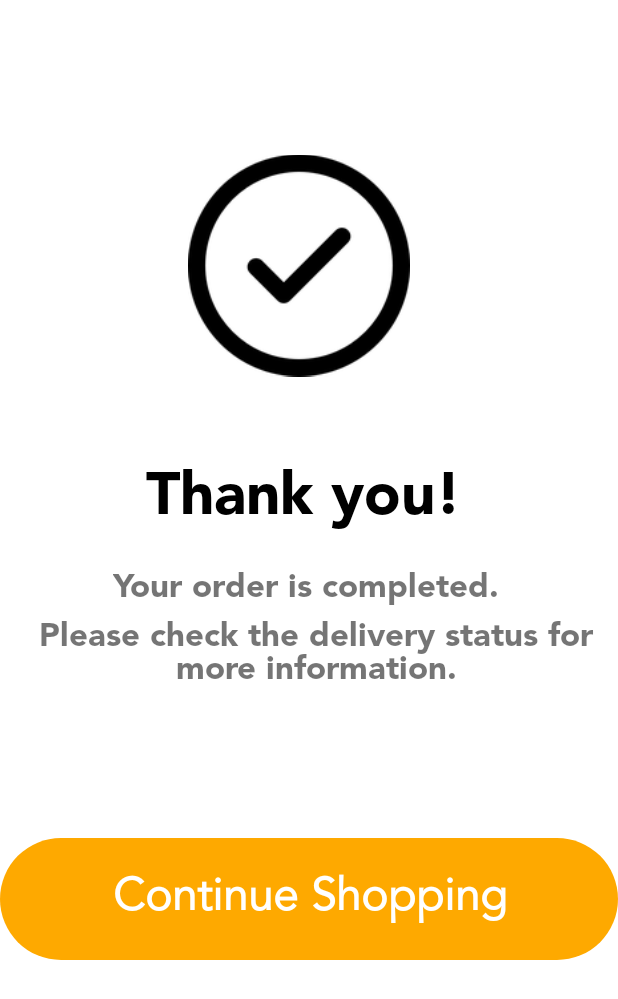
After one commit to sliceoflif3/MobileShoppingApp, an Android app: the ChkOutActivity screen opened directly, with no data from a screen before it, on a phone screen of 412 x 824 dp. The commit adds this screen. Shown: the top 999 px of the screen. Run offline under Robolectric (Android 15) with nearby library versions, the phone set to English and light mode, and no system bars.

Commit message:
Cứu file xml của ChkOutActivity

```diff
--- a/amogus/app/src/main/AndroidManifest.xml
+++ b/amogus/app/src/main/AndroidManifest.xml
@@ -3,9 +3,9 @@
     xmlns:tools="http://schemas.android.com/tools"
     package="com.example.amogus">
 
-    <uses-permission android:name="android.permission.ACCESS_FINE_LOCATION"/>
-    <uses-permission android:name="android.permission.ACCESS_COARSE_LOCATION"/>
-    <uses-permission android:name="android.permission.INTERNET"/>
+    <uses-permission android:name="android.permission.ACCESS_FINE_LOCATION" />
+    <uses-permission android:name="android.permission.ACCESS_COARSE_LOCATION" />
+    <uses-permission android:name="android.permission.INTERNET" />
 
     <application
         android:allowBackup="true"
@@ -18,8 +18,13 @@
         android:theme="@style/Theme.Amogus"
         tools:targetApi="31">
 
-        <meta-data android:name="com.google.android.geo.API_KEY"
-            android:value="@string/map_key"/>
+        <meta-data
+            android:name="com.google.android.geo.API_KEY"
+            android:value="@string/map_key" />
+
+        <activity
+            android:name=".Activity.ChkOutActivity"
+            android:exported="false" />
 
         <activity
             android:name=".Activity.MapActivity"
--- a/amogus/app/src/main/java/com/example/amogus/Activity/CartActivity.java
+++ b/amogus/app/src/main/java/com/example/amogus/Activity/CartActivity.java
@@ -1,6 +1,7 @@
 package com.example.amogus.Activity;
 
 import androidx.appcompat.app.AppCompatActivity;
+import androidx.constraintlayout.widget.ConstraintLayout;
 import androidx.recyclerview.widget.LinearLayoutManager;
 import androidx.recyclerview.widget.RecyclerView;
 
@@ -40,11 +41,20 @@ public class CartActivity extends AppCompatActivity {
     private void bottomNavigation() {
         LinearLayout homeBtn = findViewById(R.id.homeBtn);
         LinearLayout cartBtn = findViewById(R.id.cartBtn);
+        LinearLayout mapBtn = findViewById(R.id.mapBtn);
+        ConstraintLayout chkOutBtn = findViewById(R.id.chkOutBtn);
 
         homeBtn.setOnClickListener(new View.OnClickListener() {
             @Override
             public void onClick(View v) {
-                startActivity(new Intent(CartActivity.this,MainActivity.class));
+                startActivity(new Intent(CartActivity.this, MainActivity.class));
+            }
+        });
+
+        mapBtn.setOnClickListener(new View.OnClickListener() {
+            @Override
+            public void onClick(View v) {
+                startActivity(new Intent(CartActivity.this, MapActivity.class));
             }
         });
 
@@ -52,6 +62,13 @@ public class CartActivity extends AppCompatActivity {
             @Override
             public void onClick(View v) {
                 startActivity(new Intent(CartActivity.this, CartActivity.class));
+            }
+        });
+
+        chkOutBtn.setOnClickListener(new View.OnClickListener() {
+            @Override
+            public void onClick(View v) {
+                startActivity(new Intent(CartActivity.this, ChkOutActivity.class));
             }
         });
     }
--- /dev/null
+++ b/amogus/app/src/main/java/com/example/amogus/Activity/ChkOutActivity.java
@@ -0,0 +1,16 @@
+package com.example.amogus.Activity;
+
+import androidx.appcompat.app.AppCompatActivity;
+
+import android.os.Bundle;
+
+import com.example.amogus.R;
+
+public class ChkOutActivity extends AppCompatActivity {
+
+    @Override
+    protected void onCreate(Bundle savedInstanceState) {
+        super.onCreate(savedInstanceState);
+        setContentView(R.layout.activity_chk_out);
+    }
+}
--- a/amogus/app/src/main/java/com/example/amogus/Activity/MapActivity.java
+++ b/amogus/app/src/main/java/com/example/amogus/Activity/MapActivity.java
@@ -62,7 +62,7 @@ public class MapActivity extends FragmentActivity implements OnMapReadyCallback
         LatLng TheGioiDiDongShowRoom3 = new LatLng(10.75983938492402, 106.66925599094226);
         map.addMarker(new MarkerOptions().position(TheGioiDiDongShowRoom3).title("THEGIOIDIDONG"));
 
-        float zoom = 9;
+        float zoom = 10;
         map.moveCamera(CameraUpdateFactory.newLatLngZoom(GearVNShowRoom1, zoom));
     }
 }
--- a/amogus/app/src/main/res/layout/activity_cart.xml
+++ b/amogus/app/src/main/res/layout/activity_cart.xml
@@ -185,13 +185,13 @@
             </LinearLayout>
 
             <androidx.constraintlayout.widget.ConstraintLayout
+                android:id="@+id/chkOutBtn"
                 android:layout_width="match_parent"
                 android:layout_height="50dp"
                 android:layout_margin="16dp"
                 android:background="@drawable/white_button">
 
                 <TextView
-                    android:id="@+id/textView16"
                     android:layout_width="wrap_content"
                     android:layout_height="wrap_content"
                     android:fontFamily="@font/avenir_black"
--- /dev/null
+++ b/amogus/app/src/main/res/layout/activity_chk_out.xml
@@ -0,0 +1,84 @@
+<?xml version="1.0" encoding="utf-8"?>
+<androidx.constraintlayout.widget.ConstraintLayout xmlns:android="http://schemas.android.com/apk/res/android"
+    xmlns:app="http://schemas.android.com/apk/res-auto"
+    xmlns:tools="http://schemas.android.com/tools"
+    android:layout_width="match_parent"
+    android:layout_height="match_parent"
+    tools:context=".Activity.ChkOutActivity">
+
+    <ScrollView
+        android:layout_width="match_parent"
+        android:layout_height="match_parent">
+
+        <LinearLayout
+            android:layout_width="match_parent"
+            android:layout_height="wrap_content"
+            android:orientation="vertical" >
+
+            <ImageView
+                android:id="@+id/imageView"
+                android:layout_width="148dp"
+                android:layout_height="154dp"
+                android:layout_marginStart="125dp"
+                android:layout_marginTop="100dp"
+                app:srcCompat="@drawable/check_mark" />
+
+            <TextView
+                android:id="@+id/textView6"
+                android:layout_width="wrap_content"
+                android:layout_height="57dp"
+                android:layout_marginLeft="85dp"
+                android:layout_marginTop="50dp"
+                android:fontFamily="@font/avenir_black"
+                android:text=" Thank you!"
+                android:textColor="#000000"
+                android:textSize="40sp"
+                android:textStyle="bold" />
+
+            <TextView
+                android:id="@+id/textView15"
+                android:layout_width="match_parent"
+                android:layout_height="wrap_content"
+                android:layout_marginLeft="75dp"
+                android:layout_marginTop="15dp"
+                android:fontFamily="@font/avenir_black"
+                android:text="Your order is completed."
+                android:textSize="22sp"
+                android:textStyle="normal" />
+
+            <TextView
+                android:id="@+id/textView16"
+                android:layout_width="match_parent"
+                android:layout_height="wrap_content"
+                android:layout_marginLeft="10dp"
+                android:layout_marginTop="5dp"
+                android:fontFamily="@font/avenir_black"
+                android:text="Please check the delivery status for more information."
+                android:textAlignment="center"
+                android:textSize="22sp"
+                android:textStyle="normal" />
+
+            <LinearLayout
+                android:layout_width="match_parent"
+                android:layout_height="81dp"
+                android:layout_marginTop="100dp"
+                android:background="@drawable/yellow_bar"
+                android:orientation="vertical">
+
+                <TextView
+                    android:id="@+id/textView17"
+                    android:layout_width="match_parent"
+                    android:layout_height="wrap_content"
+                    android:layout_marginLeft="75dp"
+                    android:layout_marginTop="20dp"
+                    android:fontFamily="@font/avenir_book"
+                    android:text="Continue Shopping"
+                    android:textColor="#ffffff"
+                    android:textSize="30sp"
+                    android:textStyle="bold" />
+            </LinearLayout>
+
+        </LinearLayout>
+    </ScrollView>
+
+</androidx.constraintlayout.widget.ConstraintLayout>
--- a/amogus/build.gradle
+++ b/amogus/build.gradle
@@ -1,7 +1,7 @@
 // Top-level build file where you can add configuration options common to all sub-projects/modules.
 plugins {
-    id 'com.android.application' version '7.2.0' apply false
-    id 'com.android.library' version '7.2.0' apply false
+    id 'com.android.application' version '7.2.1' apply false
+    id 'com.android.library' version '7.2.1' apply false
 }
 
 task clean(type: Delete) {
```
Also changed, not shown: amogus/app/src/main/res/drawable-hdpi/check_mark.png (added), amogus/app/src/main/res/drawable-ldpi/check_mark.png (added).
